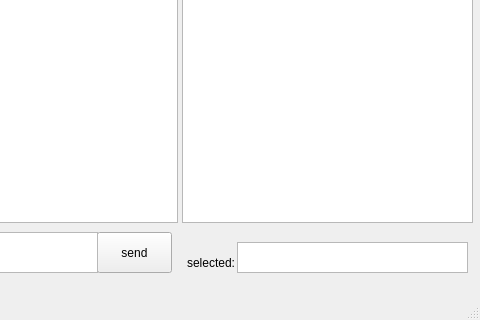
First picture: the form in CS_App/mainwindow.ui, repository KostyaRyabov/CS_App, before the edit; both pictures show x 443 to 923 and y 128 to 448 of the 923 by 448 pixel window.
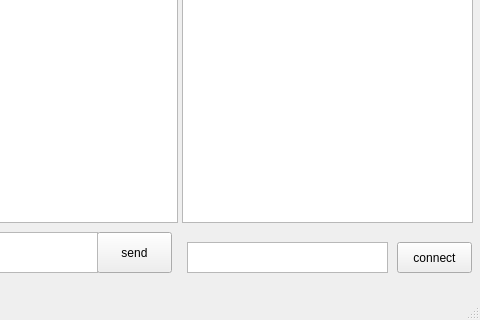
Second picture: the form after the edit.

Patch:
```diff
--- a/CS_App/mainwindow.ui
+++ b/CS_App/mainwindow.ui
@@ -60,24 +60,24 @@
    <widget class="QTextEdit" name="selectedIP">
     <property name="geometry">
      <rect>
-      <x>680</x>
+      <x>630</x>
       <y>370</y>
-      <width>231</width>
+      <width>201</width>
       <height>31</height>
      </rect>
     </property>
    </widget>
-   <widget class="QLabel" name="label">
+   <widget class="QPushButton" name="pushButton_2">
     <property name="geometry">
      <rect>
-      <x>630</x>
-      <y>380</y>
-      <width>51</width>
-      <height>21</height>
+      <x>840</x>
+      <y>370</y>
+      <width>75</width>
+      <height>31</height>
      </rect>
     </property>
     <property name="text">
-     <string>selected:</string>
+     <string>connect</string>
     </property>
    </widget>
   </widget>
```
